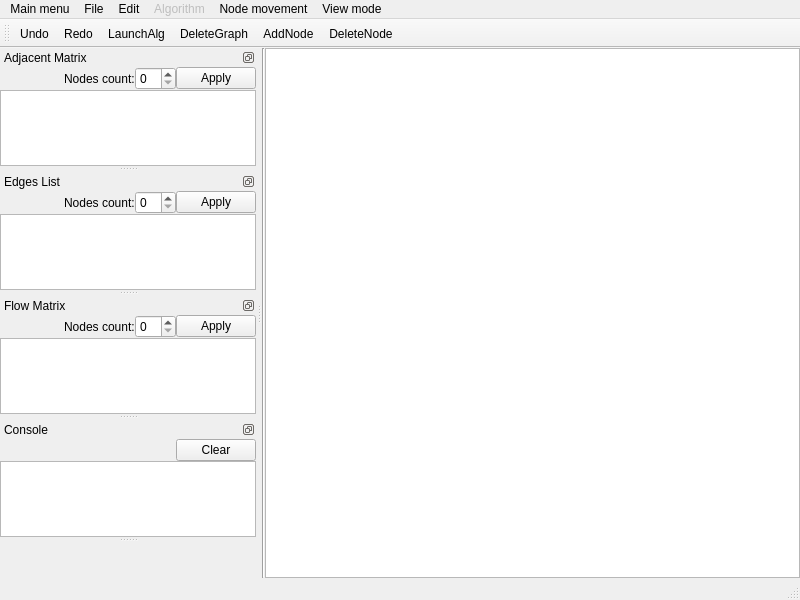
Above: mainwindow.ui from C0FFiN-prod/graph-works before the change. Below: the same form after it.
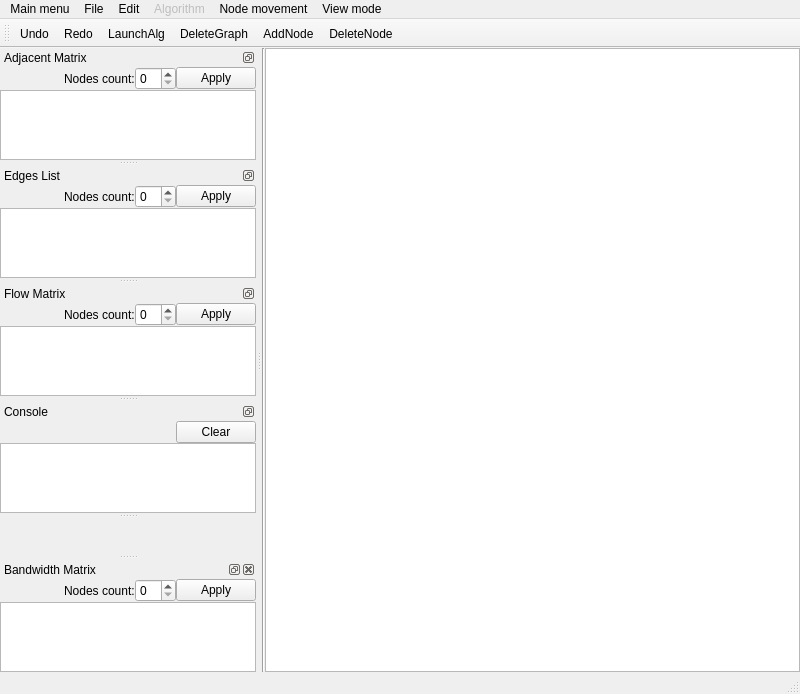
That is the form after the change. Icons and pictures are not drawn.

```diff
--- a/mainwindow.ui
+++ b/mainwindow.ui
@@ -10,7 +10,7 @@
     <x>0</x>
     <y>0</y>
     <width>800</width>
-    <height>600</height>
+    <height>676</height>
    </rect>
   </property>
   <property name="windowTitle">
@@ -252,24 +252,6 @@
     <number>1</number>
    </attribute>
    <widget class="QWidget" name="dockWidgetContents_16">
-    <layout class="QGridLayout" name="gridLayout_7">
-     <property name="leftMargin">
-      <number>0</number>
-     </property>
-     <property name="topMargin">
-      <number>0</number>
-     </property>
-     <property name="rightMargin">
-      <number>0</number>
-     </property>
-     <property name="bottomMargin">
-      <number>0</number>
-     </property>
-     <property name="spacing">
-      <number>0</number>
-     </property>
-     <item row="0" column="0">
-      <widget class="QWidget" name="widget" native="true">
        <layout class="QGridLayout" name="gridLayout">
         <property name="leftMargin">
          <number>0</number>
@@ -328,9 +310,6 @@
         </item>
        </layout>
       </widget>
-     </item>
-    </layout>
-   </widget>
   </widget>
   <widget class="QDockWidget" name="dock_MatrixFlow">
    <property name="features">
@@ -506,6 +485,73 @@
     </property>
    </widget>
   </widget>
+  <widget class="QDockWidget" name="dockWidget">
+   <property name="windowTitle">
+    <string>Bandwidth Matrix</string>
+   </property>
+   <attribute name="dockWidgetArea">
+    <number>1</number>
+   </attribute>
+   <widget class="QWidget" name="dockWidgetContents_2">
+    <layout class="QGridLayout" name="gridLayout_2">
+     <property name="leftMargin">
+      <number>0</number>
+     </property>
+     <property name="topMargin">
+      <number>0</number>
+     </property>
+     <property name="rightMargin">
+      <number>0</number>
+     </property>
+     <property name="bottomMargin">
+      <number>0</number>
+     </property>
+     <property name="spacing">
+      <number>0</number>
+     </property>
+     <item row="0" column="0">
+      <layout class="QHBoxLayout" name="horizontalLayout_9">
+       <property name="spacing">
+        <number>0</number>
+       </property>
+       <item>
+        <spacer name="horizontalSpacer_12">
+         <property name="orientation">
+          <enum>Qt::Horizontal</enum>
+         </property>
+         <property name="sizeHint" stdset="0">
+          <size>
+           <width>40</width>
+           <height>20</height>
+          </size>
+         </property>
+        </spacer>
+       </item>
+       <item>
+        <widget class="QLabel" name="label_10">
+         <property name="text">
+          <string>Nodes count:</string>
+         </property>
+        </widget>
+       </item>
+       <item>
+        <widget class="QSpinBox" name="spin_MatrixBandwith_NodesCount"/>
+       </item>
+       <item>
+        <widget class="QPushButton" name="button_MatrixBandwith_Apply">
+         <property name="text">
+          <string>Apply</string>
+         </property>
+        </widget>
+       </item>
+      </layout>
+     </item>
+     <item row="1" column="0">
+      <widget class="QTableView" name="table_MatrixBandwith_Graph"/>
+     </item>
+    </layout>
+   </widget>
+  </widget>
   <action name="actionUndo">
    <property name="icon">
     <iconset resource="resource.qrc">
```
Left out of the diff: 45 changed lines with no effect on the pictures. Lines whose indentation alone changed are shown as unchanged.
